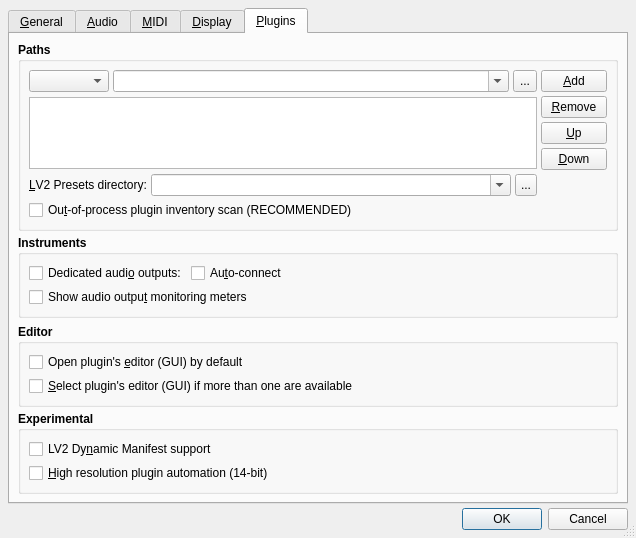
The window that src/qtractorOptionsForm.ui (samfemboeck/qtractor) describes before a commit, drawn with Qt 5.
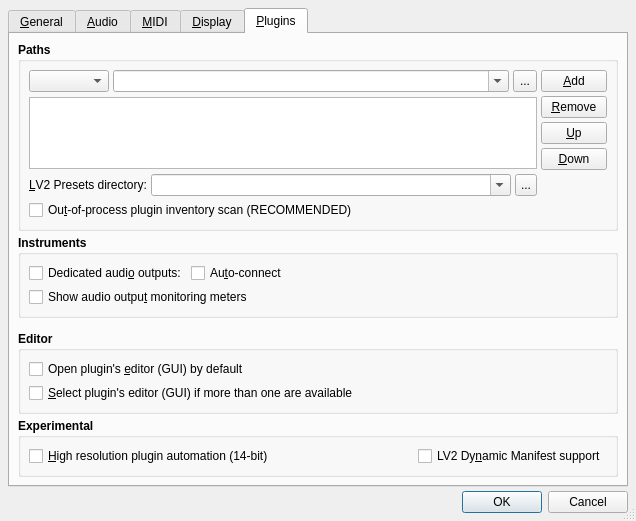
The same window after the commit. The open tabs and pages were chosen to show the change. Icons and pictures are not drawn. Custom widgets are drawn as their Qt base class.

Commit message: - Last-mile compact layout to the View / Options... dialog.

The edit to the form file:
```diff
--- a/src/qtractorOptionsForm.ui
+++ b/src/qtractorOptionsForm.ui
@@ -3731,23 +3731,7 @@
           <property name="spacing">
            <number>4</number>
           </property>
-          <item row="0" column="0" colspan="3">
-           <widget class="QCheckBox" name="Lv2DynManifestCheckBox">
-            <property name="font">
-             <font>
-              <weight>50</weight>
-              <bold>false</bold>
-             </font>
-            </property>
-            <property name="toolTip">
-             <string>Whether LV2 Dynamic Manifest plugins are supported</string>
-            </property>
-            <property name="text">
-             <string>LV2 Dy&amp;namic Manifest support</string>
-            </property>
-           </widget>
-          </item>
-          <item row="1" column="0" colspan="3">
+          <item row="0" column="0">
            <widget class="QCheckBox" name="SaveCurve14bitCheckBox">
             <property name="font">
              <font>
@@ -3763,6 +3747,35 @@
             </property>
            </widget>
           </item>
+          <item row="0" column="1">
+           <spacer>
+            <property name="orientation">
+             <enum>Qt::Horizontal</enum>
+            </property>
+            <property name="sizeHint">
+             <size>
+              <width>20</width>
+              <height>20</height>
+             </size>
+            </property>
+           </spacer>
+          </item>
+          <item row="0" column="2">
+           <widget class="QCheckBox" name="Lv2DynManifestCheckBox">
+            <property name="font">
+             <font>
+              <weight>50</weight>
+              <bold>false</bold>
+             </font>
+            </property>
+            <property name="toolTip">
+             <string>Whether LV2 Dynamic Manifest plugins are supported</string>
+            </property>
+            <property name="text">
+             <string>LV2 Dy&amp;namic Manifest support</string>
+            </property>
+           </widget>
+          </item>
          </layout>
         </widget>
        </item>
```
Left out of the diff: 2 changed lines with no effect on the pictures. The commit also changes 8 other files.
